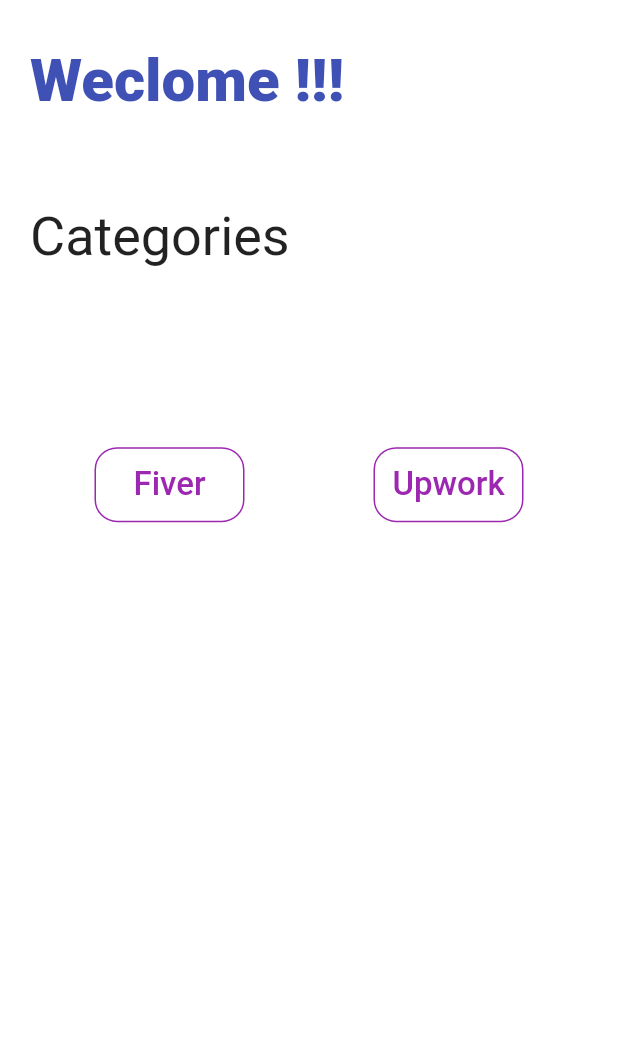
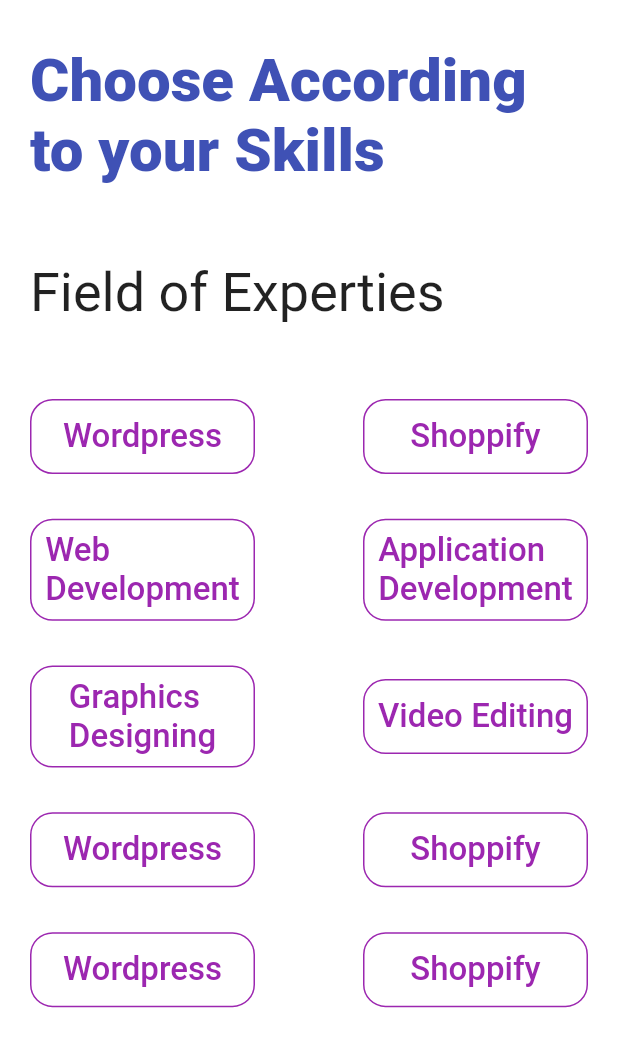
Before and after one commit to HasaanSaeed/Alert_App, a Flutter app: the HomeScreen screen opened directly, after a tap on "Fiver", on a phone screen of 412 x 824 dp. Shown: the top 1047 px of the screen. Run offline on Flutter 3.47's test engine with Material 2 defaults, Android fonts, the light colour scheme and no system bars; our stand-ins replace cloud_firestore, firebase_auth, firebase_core, flutter_screenutil, fluttertoast, get; missing offline and left inert: bulleted_list; accounts and stored records are empty; network calls fail.

Commit message:
Check Done

```diff
--- /dev/null
+++ b/lib/Screens/fiver_field_list.dart
@@ -0,0 +1,81 @@
+import 'package:alertsapp/Widgets/custome_row.dart';
+import 'package:flutter/material.dart';
+import 'package:flutter_screenutil/flutter_screenutil.dart';
+
+class FiverFieldList extends StatefulWidget {
+  const FiverFieldList({super.key});
+
+  @override
+  State<FiverFieldList> createState() => _FiverFieldListState();
+}
+
+class _FiverFieldListState extends State<FiverFieldList> {
+  @override
+  Widget build(BuildContext context) {
+    return Scaffold(
+      body: SafeArea(
+        child: SingleChildScrollView(
+          child: Padding(
+            padding: const EdgeInsets.symmetric(vertical: 30, horizontal: 20),
+            child: Column(
+              crossAxisAlignment: CrossAxisAlignment.start,
+              children: [
+                const Text(
+                  'Choose According to your Skills',
+                  style: TextStyle(
+                      color: Colors.indigo,
+                      fontSize: 40,
+                      fontWeight: FontWeight.w800),
+                ),
+                const SizedBox(
+                  height: 50,
+                ),
+                const Text(
+                  'Field of Experties',
+                  style: TextStyle(fontSize: 36),
+                ),
+                const SizedBox(
+                  height: 50,
+                ),
+                CustomRow(
+                  title1: 'Wordpress',
+                  title2: 'Shoppify',
+                  buttonColor: Colors.purple,
+                ),
+                SizedBox(
+                  height: 25.h,
+                ),
+                CustomRow(
+                  title1: 'Web\nDevelopment',
+                  title2: 'Application\nDevelopment',
+                  buttonColor: Colors.purple,
+                ),
+                SizedBox(
+                  height: 25.h,
+                ),
+                CustomRow(
+                    title1: 'Graphics\nDesigning',
+                    title2: 'Video Editing',
+                    buttonColor: Colors.purple),
+                SizedBox(
+                  height: 25.h,
+                ),
+                CustomRow(
+                    title1: 'Wordpress',
+                    title2: 'Shoppify',
+                    buttonColor: Colors.purple),
+                SizedBox(
+                  height: 25.h,
+                ),
+                CustomRow(
+                    title1: 'Wordpress',
+                    title2: 'Shoppify',
+                    buttonColor: Colors.purple),
+              ],
+            ),
+          ),
+        ),
+      ),
+    );
+  }
+}
--- a/lib/Widgets/custome_row.dart
+++ b/lib/Widgets/custome_row.dart
@@ -1,27 +1,33 @@
 // ignore_for_file: prefer_const_constructors_in_immutables
 
+import 'package:alertsapp/Screens/fiver_field_list.dart';
+import 'package:alertsapp/Screens/upwork_field_list%20.dart';
 import 'package:flutter/material.dart';
 
 class CustomRow extends StatelessWidget {
   final String title1;
   final String title2;
   final Color buttonColor;
+  // final VoidCallback onPressed1;
+  // final VoidCallback onPressed2;
 
   CustomRow({
     super.key,
     required this.title1,
     required this.title2,
     required this.buttonColor,
+    // required this.onPressed1,
+    // required this.onPressed2,
   });
 
   @override
   Widget build(BuildContext context) {
     return Row(
-      mainAxisAlignment: MainAxisAlignment.spaceAround,
+      mainAxisAlignment: MainAxisAlignment.spaceBetween,
       children: [
         TextButton(
           style: ButtonStyle(
-            minimumSize: MaterialStateProperty.all(const Size(100, 50)),
+            minimumSize: MaterialStateProperty.all(const Size(150, 50)),
             shape: MaterialStateProperty.all<RoundedRectangleBorder>(
               RoundedRectangleBorder(
                 borderRadius: BorderRadius.circular(15.0),
@@ -29,15 +35,24 @@
               ),
             ),
           ),
-          onPressed: () {},
+          // onPressed: onPressed1,
+          onPressed: () {
+            Navigator.push(
+              context,
+              MaterialPageRoute(
+                builder: (context) => const FiverFieldList(),
+              ),
+            );
+          },
           child: Text(
             title1,
+            overflow: TextOverflow.visible,
             style: TextStyle(fontSize: 22, color: buttonColor),
           ),
         ),
         TextButton(
           style: ButtonStyle(
-            minimumSize: MaterialStateProperty.all(const Size(100, 50)),
+            minimumSize: MaterialStateProperty.all(const Size(150, 50)),
             shape: MaterialStateProperty.all<RoundedRectangleBorder>(
               RoundedRectangleBorder(
                 borderRadius: BorderRadius.circular(15.0),
@@ -45,9 +60,17 @@
               ),
             ),
           ),
-          onPressed: () {},
+          onPressed: () {
+            Navigator.push(
+              context,
+              MaterialPageRoute(
+                builder: (context) => const UpworkFieldList(),
+              ),
+            );
+          },
           child: Text(
             title2,
+            overflow: TextOverflow.visible,
             style: TextStyle(fontSize: 22, color: buttonColor),
           ),
         ),
--- a/lib/main.dart
+++ b/lib/main.dart
@@ -1,4 +1,6 @@
-import 'package:alertsapp/Screens/on_boarding.dart';
+import 'package:alertsapp/Screens/home_screen.dart';
+import 'package:alertsapp/Screens/splash_screen.dart';
+import 'package:alertsapp/Screens/upwork_field_list%20.dart';
 import 'package:firebase_core/firebase_core.dart';
 import 'package:flutter/material.dart';
 import 'package:flutter_screenutil/flutter_screenutil.dart';
@@ -23,7 +25,7 @@
         return MaterialApp(
           theme: ThemeData(scaffoldBackgroundColor: Colors.white),
           debugShowCheckedModeBanner: false,
-          home: const OnBoarding(),
+          home: const SplashSreen(),
         );
       },
     );
```
Also changed, not shown: lib/Screens/upwork_field_list .dart (renamed from lib/Screens/field_list.dart, +12 -11 lines).
